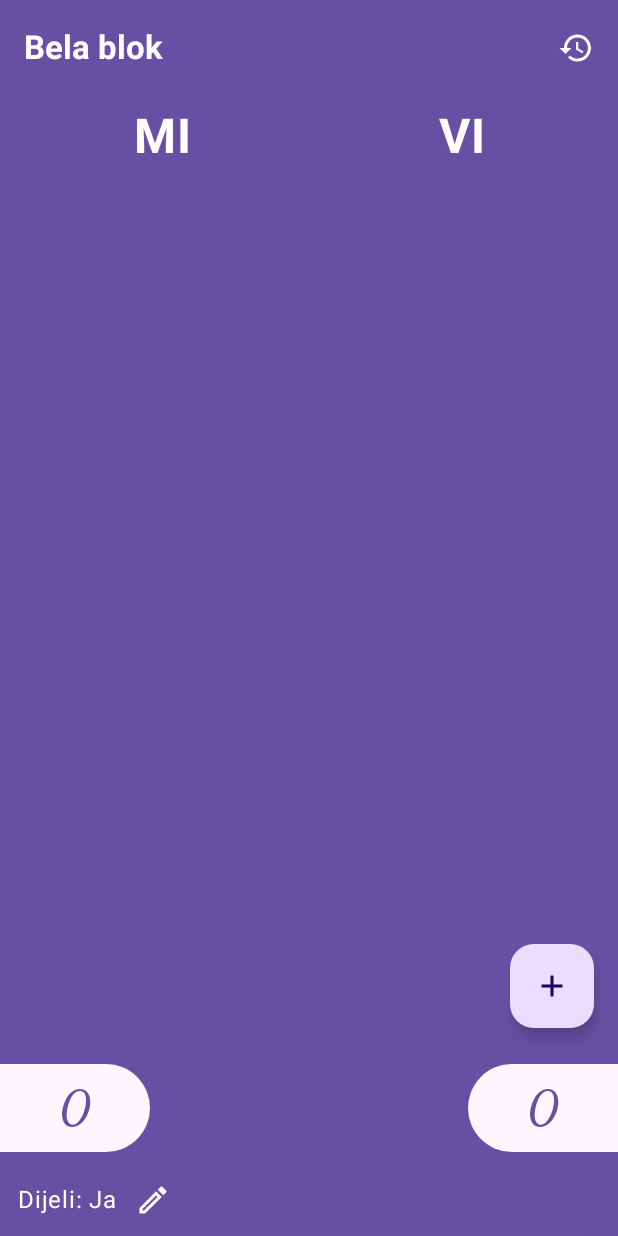
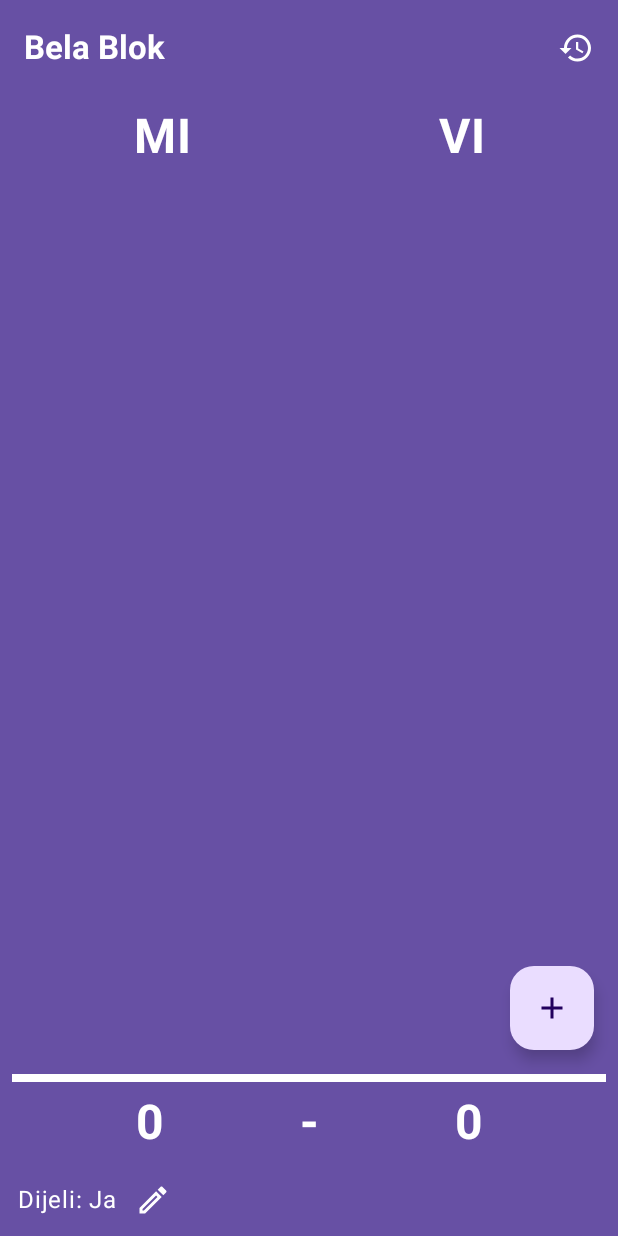
Before and after one commit to bunoza/Belablok, an Android app built with Jetpack Compose: the composable ScoreScreen shown on its own in the app's theme, on a phone screen of 412 x 824 dp. Run offline under Robolectric (Android 15) with nearby library versions, the phone set to English and light mode, and no system bars; our stand-ins replace Room's generated code; libraries missing offline, so code that uses them is left out: com.ramcosta.composedestinations; 4 statements that could not run were skipped.

Commit message:
added scroll to bottom lazy column, fixed animation, added edge case for winning

```diff
--- a/app/src/main/java/com/bunoza/belablok/ui/scorescreen/LabelHeader.kt
+++ b/app/src/main/java/com/bunoza/belablok/ui/scorescreen/LabelHeader.kt
@@ -1,5 +1,6 @@
 package com.bunoza.belablok.ui.scorescreen
 
+import androidx.compose.foundation.background
 import androidx.compose.foundation.layout.Arrangement
 import androidx.compose.foundation.layout.Row
 import androidx.compose.foundation.layout.fillMaxWidth
@@ -19,6 +20,7 @@ fun LabelHeader(firstPlayerText: String, secondPlayerText: String, modifier: Mod
     Row(
         modifier = Modifier
             .fillMaxWidth()
+            .background(MaterialTheme.colorScheme.primary)
             .padding(vertical = 8.dp)
             .then(modifier),
         horizontalArrangement = Arrangement.SpaceEvenly
--- a/app/src/main/java/com/bunoza/belablok/ui/scorescreen/ScoreScreen.kt
+++ b/app/src/main/java/com/bunoza/belablok/ui/scorescreen/ScoreScreen.kt
@@ -10,6 +10,7 @@ import androidx.compose.foundation.layout.fillMaxSize
 import androidx.compose.foundation.layout.padding
 import androidx.compose.foundation.lazy.LazyColumn
 import androidx.compose.foundation.lazy.items
+import androidx.compose.foundation.lazy.rememberLazyListState
 import androidx.compose.material3.BottomSheetScaffold
 import androidx.compose.material3.ExperimentalMaterial3Api
 import androidx.compose.material3.FloatingActionButton
@@ -24,6 +25,7 @@ import androidx.compose.material3.TopAppBar
 import androidx.compose.material3.TopAppBarDefaults
 import androidx.compose.material3.rememberBottomSheetScaffoldState
 import androidx.compose.runtime.Composable
+import androidx.compose.runtime.LaunchedEffect
 import androidx.compose.runtime.MutableState
 import androidx.compose.runtime.collectAsState
 import androidx.compose.runtime.getValue
@@ -146,7 +148,7 @@ fun ScoreScreen(navigator: DestinationsNavigator) {
                 shouldShowAnimation = scoreScreenViewModel.showAnimation.value
             )
         }
-        if (scoreScreenViewModel.showAnimation.value) {
+        if (totalScoreWe.value>1000 || totalThemScore.value>1000) {
             WinAnimation()
         }
     }
@@ -170,18 +172,22 @@ fun ScoreScreenContent(
     onSingleGameClick: (SingleGame) -> Unit,
     shouldShowAnimation: Boolean
 ) {
+    val lazyListState = rememberLazyListState()
+    val coroutineScope = rememberCoroutineScope()
+
     if (isAlertDialogOpened) {
         NewGameAlertDialog(
             onConfirmClick = onAlertDialogConfirmClick,
             whoWon = whoWon
         )
     }
+
     Scaffold(
         topBar = {
             TopAppBar(
                 title = {
                     Text(
-                        text = "Bela blok",
+                        text = "Bela Blok",
                         color = MaterialTheme.colorScheme.onPrimary,
                         fontWeight = FontWeight.Bold
                     )
@@ -249,7 +255,8 @@ fun ScoreScreenContent(
                     start = 16.dp,
                     end = 16.dp
                 ),
-            verticalArrangement = Arrangement.spacedBy(8.dp)
+            verticalArrangement = Arrangement.spacedBy(8.dp),
+            state = lazyListState,
         ) {
             stickyHeader {
                 LabelHeader(
@@ -265,5 +272,11 @@ fun ScoreScreenContent(
                 )
             }
         }
+        LaunchedEffect(singleGameList.size){
+            if(singleGameList.isNotEmpty()){
+                lazyListState.animateScrollToItem(singleGameList.size-1)
+            }
+        }
+
     }
 }
--- a/app/src/main/java/com/bunoza/belablok/ui/scorescreen/SingleScoreItem.kt
+++ b/app/src/main/java/com/bunoza/belablok/ui/scorescreen/SingleScoreItem.kt
@@ -42,11 +42,9 @@ fun SingleScoreItem(singleGame: SingleGame, onSingleGameClick: (SingleGame) -> U
             Text(
                 text = singleGame.scoreWe.toString(),
                 color = MaterialTheme.colorScheme.onPrimary,
-                fontWeight = FontWeight.Bold,
                 fontSize = 32.sp,
                 modifier = Modifier.width(100.dp),
                 textAlign = TextAlign.Center,
-                fontFamily = FontFamily.Cursive
             )
             Icon(
                 painter = painterResource(id = R.drawable.outline_edit_24),
@@ -57,11 +55,9 @@ fun SingleScoreItem(singleGame: SingleGame, onSingleGameClick: (SingleGame) -> U
             Text(
                 text = singleGame.scoreThem.toString(),
                 color = MaterialTheme.colorScheme.onPrimary,
-                fontWeight = FontWeight.Bold,
                 fontSize = 32.sp,
                 modifier = Modifier.width(100.dp),
                 textAlign = TextAlign.Center,
-                fontFamily = FontFamily.Cursive
             )
 
         }
--- a/app/src/main/java/com/bunoza/belablok/ui/scorescreen/TotalScoreItem.kt
+++ b/app/src/main/java/com/bunoza/belablok/ui/scorescreen/TotalScoreItem.kt
@@ -3,11 +3,13 @@ package com.bunoza.belablok.ui.scorescreen
 import androidx.compose.foundation.background
 import androidx.compose.foundation.layout.Arrangement
 import androidx.compose.foundation.layout.Box
+import androidx.compose.foundation.layout.Column
 import androidx.compose.foundation.layout.Row
 import androidx.compose.foundation.layout.fillMaxWidth
 import androidx.compose.foundation.layout.padding
 import androidx.compose.foundation.layout.width
 import androidx.compose.foundation.shape.RoundedCornerShape
+import androidx.compose.material3.Divider
 import androidx.compose.material3.MaterialTheme
 import androidx.compose.material3.Text
 import androidx.compose.runtime.Composable
@@ -25,44 +27,43 @@ fun TotalScoreItem(
     secondPlayerText: String,
     modifier: Modifier = Modifier
 ) {
-    Row(
-        modifier = Modifier
-            .fillMaxWidth()
-            .padding(vertical = 8.dp)
-            .then(modifier),
-        horizontalArrangement = Arrangement.SpaceBetween
-    ) {
-        Box(
+    Column {
+        Divider(thickness = 5.dp, color = MaterialTheme.colorScheme.onPrimary, modifier = Modifier.padding(horizontal = 8.dp))
+        Row(
             modifier = Modifier
-                .clip(RoundedCornerShape(topEnd = 48F, bottomEnd = 48F))
-                .background(MaterialTheme.colorScheme.background)
-                .padding(vertical = 10.dp)
+                .fillMaxWidth()
+                .padding(vertical = 8.dp)
+                .then(modifier),
+            horizontalArrangement = Arrangement.SpaceEvenly
         ) {
+
             Text(
                 text = firstPlayerText,
-                color = MaterialTheme.colorScheme.primary,
+                color = MaterialTheme.colorScheme.onPrimary,
                 fontWeight = FontWeight.Bold,
                 fontSize = 32.sp,
                 modifier = Modifier.width(100.dp),
                 textAlign = TextAlign.Center,
-                fontFamily = FontFamily.Cursive
             )
-        }
-        Box(
-            modifier = Modifier
-                .clip(RoundedCornerShape(topStart = 48F, bottomStart = 48F))
-                .background(MaterialTheme.colorScheme.background)
-                .padding(vertical = 10.dp)
-        ) {
+            Text(
+                text = "-",
+                color = MaterialTheme.colorScheme.onPrimary,
+                fontWeight = FontWeight.Bold,
+                fontSize = 32.sp,
+                textAlign = TextAlign.Center,
+            )
+
+
             Text(
                 text = secondPlayerText,
-                color = MaterialTheme.colorScheme.primary,
+                color = MaterialTheme.colorScheme.onPrimary,
                 fontWeight = FontWeight.Bold,
                 fontSize = 32.sp,
                 modifier = Modifier.width(100.dp),
                 textAlign = TextAlign.Center,
-                fontFamily = FontFamily.Cursive
             )
+
         }
     }
+
 }
```
Also changed, not shown: app/src/main/java/com/bunoza/belablok/ui/scorescreen/ScoreScreenViewModel.kt (+29 -1 lines).
